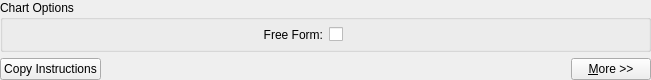
iPenguin/CrochetCharts, file src/optionsbar.ui: the form before one commit.
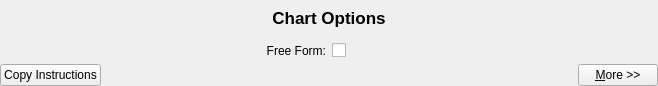
The form after the commit.

Diff of the .ui file:
```diff
--- a/src/optionsbar.ui
+++ b/src/optionsbar.ui
@@ -6,8 +6,8 @@
    <rect>
     <x>0</x>
     <y>0</y>
-    <width>651</width>
-    <height>80</height>
+    <width>658</width>
+    <height>86</height>
    </rect>
   </property>
   <property name="windowTitle">
@@ -18,22 +18,26 @@
     <number>0</number>
    </property>
    <item>
-    <widget class="QGroupBox" name="chartOptionsBox">
-     <property name="title">
-      <string>Chart Options</string>
-     </property>
+    <widget class="QWidget" name="chartOptionsBox" native="true">
      <layout class="QGridLayout" name="gridLayout">
       <property name="margin">
        <number>0</number>
       </property>
-      <item row="0" column="1">
-       <widget class="QCheckBox" name="chartFreeForm">
+      <item row="0" column="0" colspan="2">
+       <widget class="QLabel" name="label">
         <property name="text">
-         <string/>
+         <string>&lt;!DOCTYPE HTML PUBLIC &quot;-//W3C//DTD HTML 4.0//EN&quot; &quot;http://www.w3.org/TR/REC-html40/strict.dtd&quot;&gt;
+&lt;html&gt;&lt;head&gt;&lt;meta name=&quot;qrichtext&quot; content=&quot;1&quot; /&gt;&lt;style type=&quot;text/css&quot;&gt;
+p, li { white-space: pre-wrap; }
+&lt;/style&gt;&lt;/head&gt;&lt;body style=&quot; font-family:'Lucida Grande'; font-size:13pt; font-weight:400; font-style:normal;&quot;&gt;
+&lt;p style=&quot; margin-top:0px; margin-bottom:0px; margin-left:0px; margin-right:0px; -qt-block-indent:0; text-indent:0px;&quot;&gt;&lt;span style=&quot; font-weight:600;&quot;&gt;Chart Options&lt;/span&gt;&lt;/p&gt;&lt;/body&gt;&lt;/html&gt;</string>
+        </property>
+        <property name="alignment">
+         <set>Qt::AlignCenter</set>
         </property>
        </widget>
       </item>
-      <item row="0" column="0">
+      <item row="1" column="0">
        <widget class="QLabel" name="label_2">
         <property name="text">
          <string>Free Form:</string>
@@ -43,6 +47,13 @@
         </property>
        </widget>
       </item>
+      <item row="1" column="1">
+       <widget class="QCheckBox" name="chartFreeForm">
+        <property name="text">
+         <string/>
+        </property>
+       </widget>
+      </item>
      </layout>
     </widget>
    </item>
@@ -62,7 +73,7 @@
        </property>
        <property name="sizeHint" stdset="0">
         <size>
-         <width>572</width>
+         <width>40</width>
          <height>20</height>
         </size>
        </property>
```
